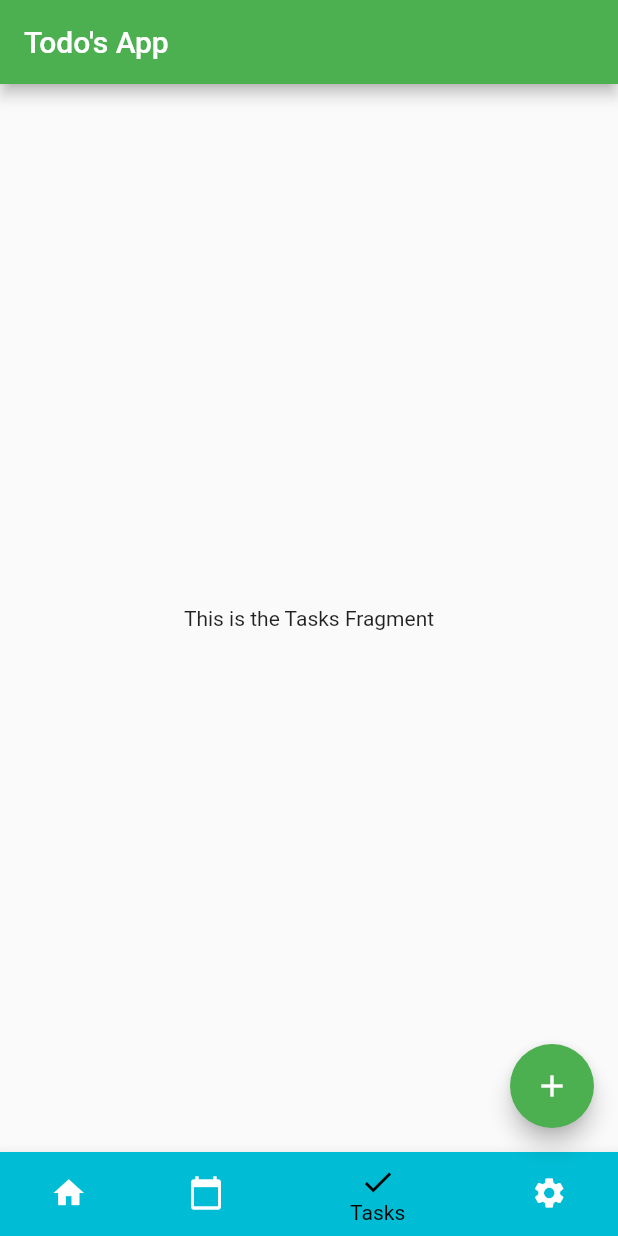
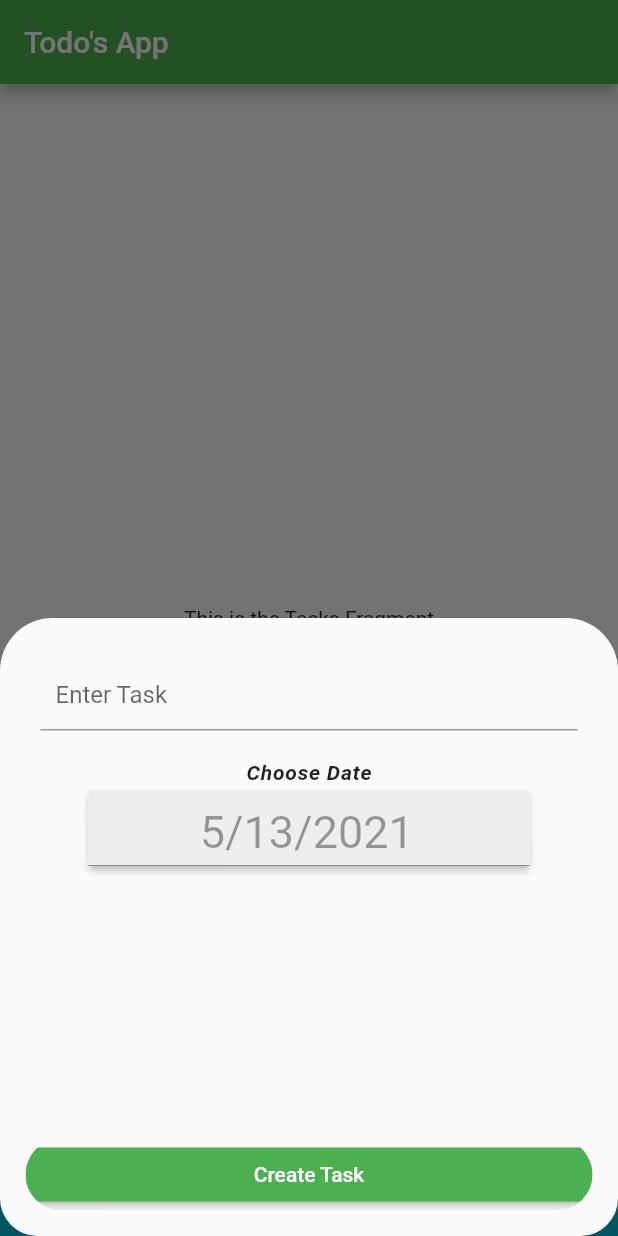
Before and after one commit to sonorousduck/TaskManager, a Flutter app: the screen it shows after launch, item 3 of the bottom bar chosen, after a tap on the "add" icon, on a phone screen of 412 x 824 dp. Run offline on Flutter 3.47's test engine with Material 2 defaults, Android fonts, the phone set to English and light mode, and no system bars.

Commit message:
WOrked on Tasks Fragment page, getting FAB to open up new task menu

```diff
--- a/lib/BottomNavBarFragments/SettingsFragment.dart
+++ b/lib/BottomNavBarFragments/SettingsFragment.dart
@@ -1,4 +1,5 @@
 import 'package:flutter/material.dart';
+import 'package:task_manager/buttons/genericButton.dart';
 
 
 class SettingsFragment extends StatelessWidget {
@@ -6,8 +7,13 @@ class SettingsFragment extends StatelessWidget {
 
   @override
   Widget build(BuildContext context) {
-    return Container(
-      child: Text("This is the Settings Fragment"),
+    return Scaffold(
+      body: Text("This is the Settings Fragment"),
+
+
+      bottomNavigationBar: Button(text: "Sign Out", press: () {}, color: Colors.greenAccent,)
+
+
     );
   }
 }
--- a/lib/Home.dart
+++ b/lib/Home.dart
@@ -3,6 +3,7 @@ import 'package:task_manager/BottomNavBarFragments/HomePageFragment.dart';
 import 'package:task_manager/BottomNavBarFragments/ScheduleFragment.dart';
 import 'package:task_manager/BottomNavBarFragments/SettingsFragment.dart';
 import 'package:task_manager/BottomNavBarFragments/TasksFragment.dart';
+import 'package:task_manager/tasks/newTask.dart';
 
 
 class Home extends StatelessWidget {
@@ -29,6 +30,7 @@ class MyHome extends StatefulWidget {
 
 class _MyHomeState extends State<MyHome> {
   int _selectedIndex = 0;
+  bool shouldShow = false;
   static const TextStyle optionStyle = TextStyle(fontSize: 30, fontWeight: FontWeight.bold);
   static List<Widget> _widgetOptions = <Widget>[
     HomePageFragment(),
@@ -39,6 +41,12 @@ class _MyHomeState extends State<MyHome> {
 
   void _onItemTapped(int index) {
     setState(() {
+      if (index == 3 || index == 0) {
+        shouldShow = false;
+      } else {
+        shouldShow = true;
+      }
+
       _selectedIndex = index;
     });
   }
@@ -75,7 +83,7 @@ class _MyHomeState extends State<MyHome> {
           BottomNavigationBarItem(
             icon: Icon(Icons.settings),
             label: "Settings",
-            backgroundColor: Colors.red
+            backgroundColor: Colors.red,
 
           ),
         ],
@@ -85,10 +93,36 @@ class _MyHomeState extends State<MyHome> {
         backgroundColor: Colors.black,
         // showUnselectedLabels: true,
         onTap: _onItemTapped,
+        elevation: 10.0,
       ),
-    floatingActionButton: FloatingActionButton(
-      child: Icon(Icons.add),
-      onPressed: () {  },
+
+      floatingActionButton: Visibility(
+        visible: shouldShow,
+
+        child: FloatingActionButton(
+          child: Icon(Icons.add),
+          onPressed: () {
+            if (_selectedIndex == 1) {
+              //TODO: Implement Task Schedule
+
+
+            }
+
+
+            // If on Task Page
+            if (_selectedIndex == 2) {
+              showModalBottomSheet(
+                  shape: RoundedRectangleBorder(
+                    borderRadius: BorderRadius.vertical(top: Radius.circular(35), bottom: Radius.circular(25))
+                  ),
+                  isScrollControlled: true,
+                  context: context,
+                  builder: (context) => NewTask());
+            }
+
+
+          },
+          ),
 
     ),
 
--- /dev/null
+++ b/lib/buttons/genericButton.dart
@@ -0,0 +1,38 @@
+import 'package:flutter/material.dart';
+
+
+class Button extends StatelessWidget {
+  final String text;
+  final Function press;
+  final Color color;
+  final Color textColor;
+  final double width;
+
+  const Button({Key key, this.text, this.press, this.color, this.textColor=Colors.white, this.width}) : super(key: key);
+
+  @override
+  Widget build(BuildContext context) {
+    double myWidth;
+
+
+    if (this.width == null) {
+      myWidth = MediaQuery.of(context).size.width;
+    } else {
+      myWidth = this.width;
+    }
+    return Container(
+      width: myWidth,
+      padding: EdgeInsets.all(10),
+      child: ClipRRect(
+        borderRadius: BorderRadius.circular(25),
+        child:  ElevatedButton(
+          child: Text(text),
+          onPressed: this.press,
+        ),
+      )
+
+
+
+    );
+  }
+}
--- /dev/null
+++ b/lib/commonComponents/DateTimePicker.dart
@@ -0,0 +1,99 @@
+import 'package:flutter/material.dart';
+import 'package:intl/intl.dart';
+
+class DateTimePicker extends StatefulWidget {
+  final ValueChanged<String> onDateTimeChanged;
+
+  DateTimePicker({
+    Key key,
+    this.onDateTimeChanged}) : super(key: key);
+
+
+  @override
+  _DateTimePickerState createState() => _DateTimePickerState();
+}
+
+class _DateTimePickerState extends State<DateTimePicker> {
+  double _height = 500;
+  double _width = 500;
+
+  String _setTime;
+  String _setDate;
+
+  String dateTime;
+
+  //TODO: Implement some setting or something that changes default to the day you want.
+  // DateTime selectedDate = DateTime.now();
+  DateTime selectedDate = DateTime(DateTime.now().year, DateTime.now().month, DateTime.now().day + 1);
+
+
+  TextEditingController _dateController = TextEditingController();
+
+  Future<Null> _selectDate(BuildContext context) async {
+    final DateTime picked = await showDatePicker(
+        context: context,
+        initialDate: selectedDate,
+        initialDatePickerMode: DatePickerMode.day,
+        firstDate: DateTime(2000),
+        lastDate: DateTime(2101));
+
+    if (picked != null) {
+      setState(() {
+        selectedDate = picked;
+        _dateController.text = DateFormat.yMd().format(selectedDate);
+        widget.onDateTimeChanged(_dateController.text);
+
+      });
+    }
+  }
+
+  @override
+  void initState() {
+    _dateController.text = DateFormat.yMd().format(selectedDate);
+    super.initState();
+  }
+
+  @override
+  Widget build(BuildContext context) {
+    return Container(
+      child: Column(
+        children: <Widget>[
+          Text(
+            'Choose Date',
+            style: TextStyle(
+                fontStyle: FontStyle.italic,
+                fontWeight: FontWeight.w600,
+                letterSpacing: 0.5),
+          ),
+          InkWell(
+            onTap: () {
+              _selectDate(context);
+            },
+            child: Card(
+              elevation: 2.0,
+              child: Container(
+                width: _width / 1.7,
+                height: _height / 10,
+                alignment: Alignment.center,
+                decoration: BoxDecoration(color: Colors.grey[200]),
+                child: TextFormField(
+                  style: TextStyle(fontSize: 30),
+                  textAlign: TextAlign.center,
+                  enabled: false,
+                  keyboardType: TextInputType.text,
+                  controller: _dateController,
+                  onChanged: (String val) {
+                    print(val);
+                    widget.onDateTimeChanged(val.toString());
+                  },
+                ),
+              ),
+            ),
+          ),
+        ],
+      ),
+    );
+  }
+}
+
+// }
--- /dev/null
+++ b/lib/tasks/newTask.dart
@@ -0,0 +1,79 @@
+import 'package:flutter/material.dart';
+import 'package:task_manager/buttons/genericButton.dart';
+import 'package:task_manager/commonComponents/DateTimePicker.dart';
+
+
+class NewTask extends StatefulWidget {
+  const NewTask({Key key}) : super(key: key);
+
+  @override
+  _NewTaskState createState() => _NewTaskState();
+}
+
+class _NewTaskState extends State<NewTask> {
+
+  String dateTime = DateTime.now().month.toString() +
+      "/" +
+      (DateTime.now().day + 1).toString() +
+      "/" +
+      DateTime.now().year.toString();
+
+  final GlobalKey<FormState> _formKey = GlobalKey<FormState>();
+  final TextEditingController _taskController = TextEditingController();
+
+
+
+  @override
+  Widget build(BuildContext context) {
+    return Container(
+      height: MediaQuery.of(context).size.height * 0.5,
+      child: Padding(
+        padding: EdgeInsets.all(7),
+        child: Form(
+          key: _formKey,
+          child: Column(
+            children: [
+              Container(
+                padding: EdgeInsets.all(20),
+                child: TextFormField(
+                  controller: _taskController,
+                  validator: (String value) {
+                    if (value.isEmpty) {
+                      return "Task cannot be left empty";
+                    }
+                    return null;
+                  },
+                  decoration: InputDecoration(
+                      contentPadding: EdgeInsets.all(10),
+                      hintText: "Enter Task"),
+                ),
+              ),
+              DateTimePicker(onDateTimeChanged: (newDateTime) {dateTime = newDateTime;}),
+              Spacer(),
+              Button(
+                text: "Create Task",
+                color: Colors.green,
+                press: () async {
+                  if (_formKey.currentState.validate()) {
+                    // TODO: Create Task Here
+                    Navigator.of(context).pop();
+                    ScaffoldMessenger.of(context).showSnackBar(
+                      SnackBar(content: Text("Task has been added!")),
+                    );
+                  }
+                },
+              ),
+
+            ],
+          ),
+        ),
+      ),
+    );
+  }
+  @override
+  void dispose() {
+    _taskController.dispose();
+    // _passwordController.dispose();
+    super.dispose();
+  }
+}
--- a/pubspec.yaml
+++ b/pubspec.yaml
@@ -23,6 +23,10 @@ environment:
 dependencies:
   flutter:
     sdk: flutter
+  provider: ^5.0.0
+  percent_indicator: "^2.1.3"
+  intl: ^0.17.0
+
 
 
   # The following adds the Cupertino Icons font to your application.
```
Also changed, not shown: pubspec.lock.
